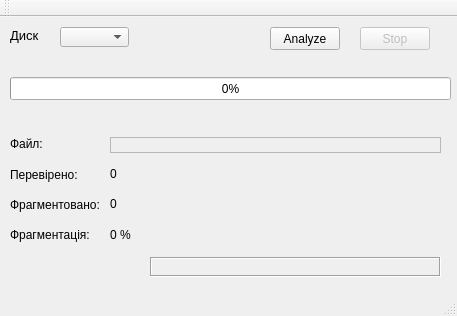
The window that mainwindow.ui (emperor-is-here/Volume-Analyzer) describes before a commit, drawn with Qt 5.
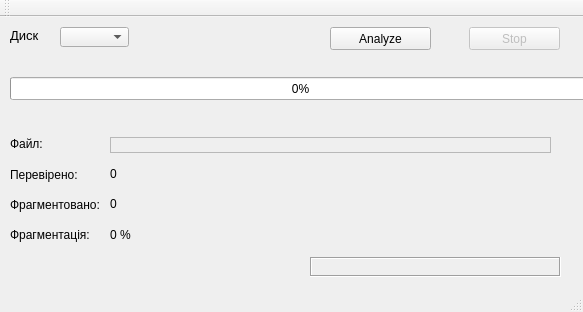
The same window after the commit.

Patch:
```diff
--- a/mainwindow.ui
+++ b/mainwindow.ui
@@ -6,10 +6,16 @@
    <rect>
     <x>0</x>
     <y>0</y>
-    <width>457</width>
-    <height>316</height>
+    <width>583</width>
+    <height>312</height>
    </rect>
   </property>
+  <property name="sizePolicy">
+   <sizepolicy hsizetype="Ignored" vsizetype="Ignored">
+    <horstretch>0</horstretch>
+    <verstretch>0</verstretch>
+   </sizepolicy>
+  </property>
   <property name="windowTitle">
    <string>Analyzer</string>
   </property>
@@ -51,9 +57,9 @@
    <widget class="QPushButton" name="startAnButton">
     <property name="geometry">
      <rect>
-      <x>270</x>
+      <x>330</x>
       <y>10</y>
-      <width>70</width>
+      <width>101</width>
       <height>23</height>
      </rect>
     </property>
@@ -67,9 +73,9 @@
     </property>
     <property name="geometry">
      <rect>
-      <x>360</x>
+      <x>469</x>
       <y>10</y>
-      <width>70</width>
+      <width>91</width>
       <height>23</height>
      </rect>
     </property>
@@ -83,9 +89,9 @@
    <widget class="QLabel" name="errorLabel">
     <property name="geometry">
      <rect>
-      <x>150</x>
+      <x>310</x>
       <y>240</y>
-      <width>291</width>
+      <width>251</width>
       <height>20</height>
      </rect>
     </property>
@@ -101,13 +107,16 @@
     <property name="text">
      <string/>
     </property>
+    <property name="alignment">
+     <set>Qt::AlignRight|Qt::AlignTrailing|Qt::AlignVCenter</set>
+    </property>
    </widget>
    <widget class="QProgressBar" name="progressBar">
     <property name="geometry">
      <rect>
       <x>10</x>
       <y>60</y>
-      <width>441</width>
+      <width>581</width>
       <height>23</height>
      </rect>
     </property>
@@ -133,10 +142,13 @@
      <rect>
       <x>110</x>
       <y>120</y>
-      <width>331</width>
+      <width>441</width>
       <height>16</height>
      </rect>
     </property>
+    <property name="layoutDirection">
+     <enum>Qt::LeftToRight</enum>
+    </property>
     <property name="frameShape">
      <enum>QFrame::StyledPanel</enum>
     </property>
@@ -146,6 +158,9 @@
     <property name="text">
      <string/>
     </property>
+    <property name="alignment">
+     <set>Qt::AlignLeading|Qt::AlignLeft|Qt::AlignVCenter</set>
+    </property>
    </widget>
    <widget class="QLabel" name="fCheckedInfo">
     <property name="geometry">
```
Left out of the diff: 7 changed lines with no effect on the pictures.
